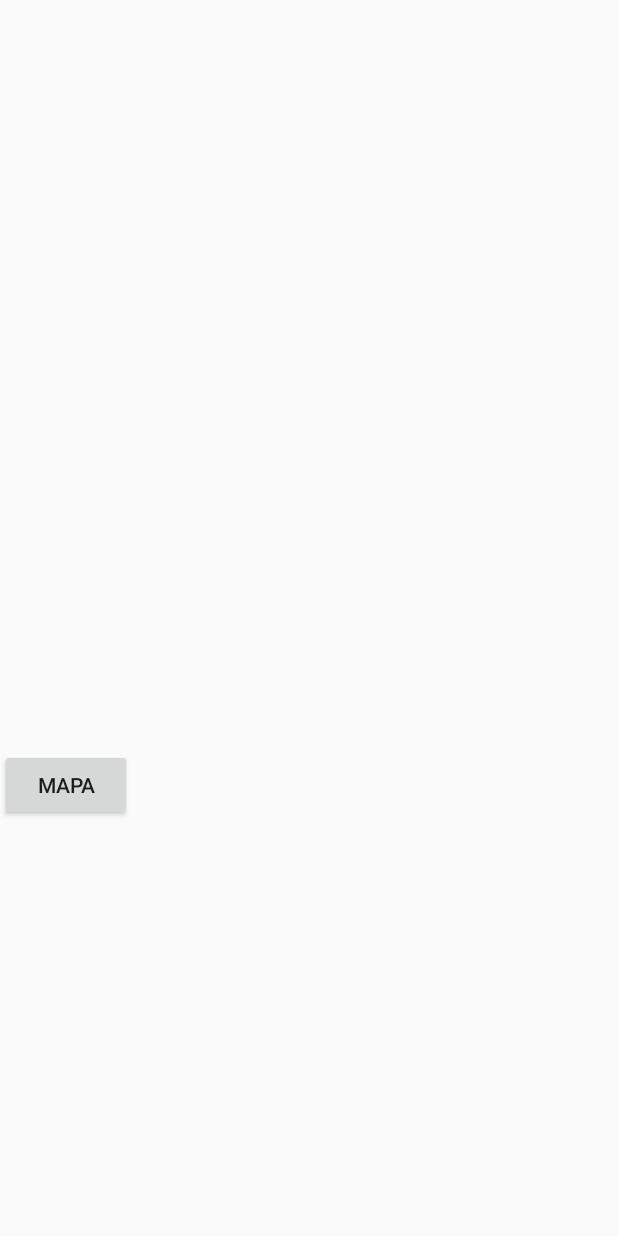
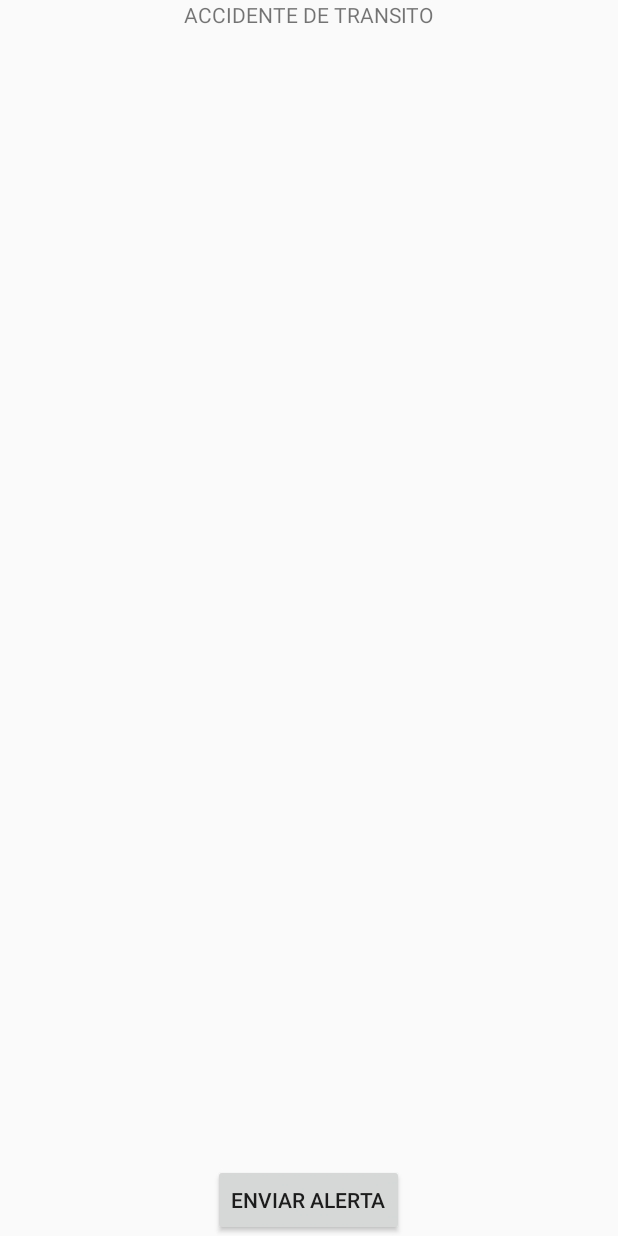
Before and after one commit to MijaelMiguel/Support, an Android app: the MainActivity screen opened directly, with no data from a screen before it, after a tap on "ACCIDENTE DE TRANSITO", on a phone screen of 412 x 824 dp. Run offline under Robolectric (Android 15) with nearby library versions, the phone set to English and light mode, and no system bars; 6 statements that could not run were skipped.

Commit message:
Avance Support respaldo de maps con ubicacion fija ya esta los datod de la consula enviada mediante actividades y descomprimida para obtener los datos precisos.

```diff
--- a/app/build.gradle
+++ b/app/build.gradle
@@ -25,6 +25,7 @@ dependencies {
     implementation 'androidx.constraintlayout:constraintlayout:1.1.3'
     implementation 'com.google.android.material:material:1.0.0'
 
+
     implementation 'com.google.android.gms:play-services-maps:17.0.0'
     testImplementation 'junit:junit:4.12'
     androidTestImplementation 'androidx.test:runner:1.1.0'
--- a/app/src/main/AndroidManifest.xml
+++ b/app/src/main/AndroidManifest.xml
@@ -9,6 +9,8 @@
     -->
     <uses-permission android:name="android.permission.ACCESS_FINE_LOCATION" />
     <uses-permission android:name="android.permission.INTERNET" />
+    <uses-permission android:name="android.permission.ACCESS_COARSE_LOCATION" />
+
 
     <application
         android:allowBackup="true"
--- a/app/src/main/java/com/proyecto/support/View/InfoActivity.java
+++ b/app/src/main/java/com/proyecto/support/View/InfoActivity.java
@@ -9,11 +9,28 @@ import androidx.appcompat.app.AppCompatActivity;
 import android.os.Bundle;
 import android.view.View;
 import android.widget.Button;
+import android.widget.EditText;
+import android.widget.TextView;
 
 import com.proyecto.support.R;
 
+import org.json.JSONArray;
+import org.json.JSONException;
+import org.json.JSONObject;
+
+import java.sql.Array;
+import java.util.jar.JarOutputStream;
+
 public class InfoActivity extends AppCompatActivity {
-    Button btNoti;
+
+    TextView txtAlerta, txtNombre, txtApellido, txtNumero;
+    Button btnAlertaMensaje;
+
+    String datosUsuario;
+
+    LoginActivity dataUser = new LoginActivity();
+
+
     private PendingIntent pendingIntent;
     private  final static String CHANNEL_ID ="NOTIFICACION";
     private  final static int NOTIFICACION_ID = 0;
@@ -24,23 +41,60 @@ public class InfoActivity extends AppCompatActivity {
         super.onCreate(savedInstanceState);
         setContentView(R.layout.activity_info);
 
-        btNoti = findViewById(R.id.btnMapa);
-        btNoti.setOnClickListener(new View.OnClickListener() {
+
+
+        btnAlertaMensaje = findViewById(R.id.btnAlertaMensaje);
+        txtAlerta = findViewById(R.id.txtNomAlerta);
+        txtNombre = findViewById(R.id.txtNomUsu);
+        txtApellido = findViewById(R.id.txtApellUsu);
+        txtNumero = findViewById(R.id.txtNumUsu);
+
+        //----------------IMPORTAR LOS DATOS--------------------//
+
+        String dataListUsu =getIntent().getStringExtra("DataMain");
+        String nombreData = null;
+        String apellidoData = null;
+        String numeroData = null;
+        String[] datafinal = null;
+        JSONArray data;
+        try {
+            data = new JSONArray(dataListUsu);
+             JSONObject  dataJson =data.getJSONObject(0);
+            nombreData = dataJson.getString("usu_nombres");
+            apellidoData = dataJson.getString("usu_apellidos");
+            numeroData = dataJson.getString("usu_telefono");
+
+            datafinal = new String[dataJson.length()];
+
+
+
+        } catch (JSONException e) {
+            e.printStackTrace();
+        }
+        String reciAlerta = getIntent().getStringExtra("Titulo");
+        txtAlerta.setText(reciAlerta);
+        txtNombre.setText(nombreData);
+        txtApellido.setText(apellidoData);
+        txtNumero.setText(numeroData);
+
+        //------------------------------------------------------//
+
+
+        btnAlertaMensaje.setOnClickListener(new View.OnClickListener() {
             @Override
             public void onClick(View v) {
+
+
+
                 Intent abrirMapa = new Intent(InfoActivity.this,MapsActivity.class);
                 startActivity(abrirMapa);
             }
         });
 
 
-
-        /*btNotificacion.setOnClickListener(new View.OnClickListener() {
-            @Override
-            public void onClick(View view) {
+            /*
                 createNotification();
 
-            }
             private void createNotification() {
                 NotificationCompat.Builder builder = new NotificationCompat.Builder(getApplicationContext(),     CHANNEL_ID);
                 builder.setSmallIcon(R.mipmap.ic_launcher);
@@ -54,7 +108,7 @@ public class InfoActivity extends AppCompatActivity {
                 NotificationManagerCompat notificationManagerCompat = NotificationManagerCompat.from(getApplicationContext());
                 notificationManagerCompat.notify(NOTIFICACION_ID,builder.build());
             }
-        });*/
+             */
 
     }
 
--- a/app/src/main/java/com/proyecto/support/View/LoginActivity.java
+++ b/app/src/main/java/com/proyecto/support/View/LoginActivity.java
@@ -16,6 +16,8 @@ import com.proyecto.support.R;
 import org.json.JSONObject;
 
 public class LoginActivity extends AppCompatActivity {
+
+    public String strmsg;
 
     Button btnLogin, btnRegistro;
     EditText txtUser, txtPass;
@@ -102,12 +104,13 @@ public class LoginActivity extends AppCompatActivity {
             try {
 
                 boolean bstatus = s.getBoolean("status");
-                String strmsg = s.getString("message");
+                 strmsg = s.getString("data");
                 Toast.makeText(getApplicationContext(),
                         strmsg, Toast.LENGTH_LONG).show();
 
                 if(bstatus == true){ //si Login OK
                     Intent x = new Intent(getApplicationContext(),MainActivity.class);
+                    x.putExtra("Data",strmsg);
                     startActivity(x);
                 }
             }catch(Exception e){
--- a/app/src/main/java/com/proyecto/support/View/MainActivity.java
+++ b/app/src/main/java/com/proyecto/support/View/MainActivity.java
@@ -19,6 +19,8 @@ import com.proyecto.support.R;
 
 public class MainActivity extends AppCompatActivity {
     ArrayList<HeladoModel> lst=new ArrayList<>();
+
+    String dataRecUsuLogin;
     @Override
     protected void onCreate(Bundle savedInstanceState) {
         super.onCreate(savedInstanceState);
@@ -53,7 +55,7 @@ public class MainActivity extends AppCompatActivity {
         //10 crear adapter
         SupportAdapter ad= new SupportAdapter(lst);
         //setear el recyclerview
-        RecyclerView rv =findViewById(R.id.lista);
+        final RecyclerView rv =findViewById(R.id.lista);
         rv.setHasFixedSize(true);
         RecyclerView.LayoutManager lym= new LinearLayoutManager(this);
         rv.setLayoutManager(lym);
@@ -63,8 +65,12 @@ public class MainActivity extends AppCompatActivity {
         ad.setOnClickListener(new View.OnClickListener() {
             @Override
             public void onClick(View v) {
-                Toast.makeText(getApplicationContext(),"Click CardView",Toast.LENGTH_LONG).show();
+                dataRecUsuLogin = getIntent().getStringExtra("Data");
+                Toast.makeText(getApplicationContext(),"Alerta",Toast.LENGTH_LONG).show();
                 Intent windowInfo = new Intent(MainActivity.this,InfoActivity.class);
+                windowInfo.putExtra("Titulo",lst.get(rv.getChildAdapterPosition(v)).getNombre());
+                windowInfo.putExtra("DataMain",dataRecUsuLogin);
+
                 startActivity(windowInfo);
             }
         });
--- a/app/src/main/res/layout/activity_info.xml
+++ b/app/src/main/res/layout/activity_info.xml
@@ -4,13 +4,47 @@
     xmlns:tools="http://schemas.android.com/tools"
     android:layout_width="match_parent"
     android:layout_height="match_parent"
+    android:orientation="vertical"
     tools:context=".View.InfoActivity">
 
+    <TextView
+        android:id="@+id/txtNomAlerta"
+        android:layout_width="wrap_content"
+        android:layout_height="wrap_content"
+        android:layout_weight="1"
+        android:layout_gravity="center"
+        android:text="Alerta" />
+
+    <TextView
+        android:id="@+id/txtNomUsu"
+        android:layout_width="wrap_content"
+        android:layout_height="wrap_content"
+        android:layout_gravity="center"
+        android:layout_weight="1"
+        android:text="Nombre Usuario" />
+
+    <TextView
+        android:id="@+id/txtApellUsu"
+        android:layout_width="wrap_content"
+        android:layout_height="wrap_content"
+        android:layout_gravity="center"
+        android:layout_weight="1"
+        android:text="Apellido Usuario" />
+
+    <TextView
+        android:id="@+id/txtNumUsu"
+        android:layout_width="wrap_content"
+        android:layout_height="wrap_content"
+        android:layout_weight="1"
+        android:layout_gravity="center"
+        android:text="numero Usuario" />
+
     <Button
-        android:id="@+id/btnMapa"
+        android:id="@+id/btnAlertaMensaje"
         android:layout_width="wrap_content"
         android:layout_height="wrap_content"
         android:layout_alignParentTop="true"
+        android:layout_gravity="center"
         android:layout_marginTop="499dp"
-        android:text="Mapa" />
+        android:text="Enviar Alerta" />
 </LinearLayout>
```
